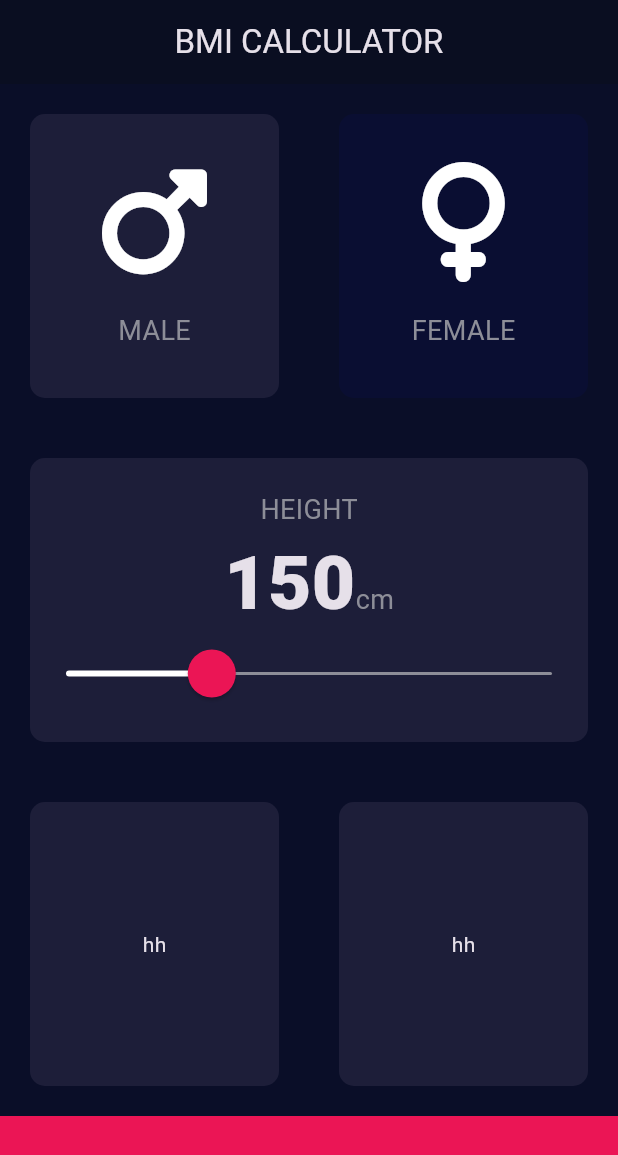
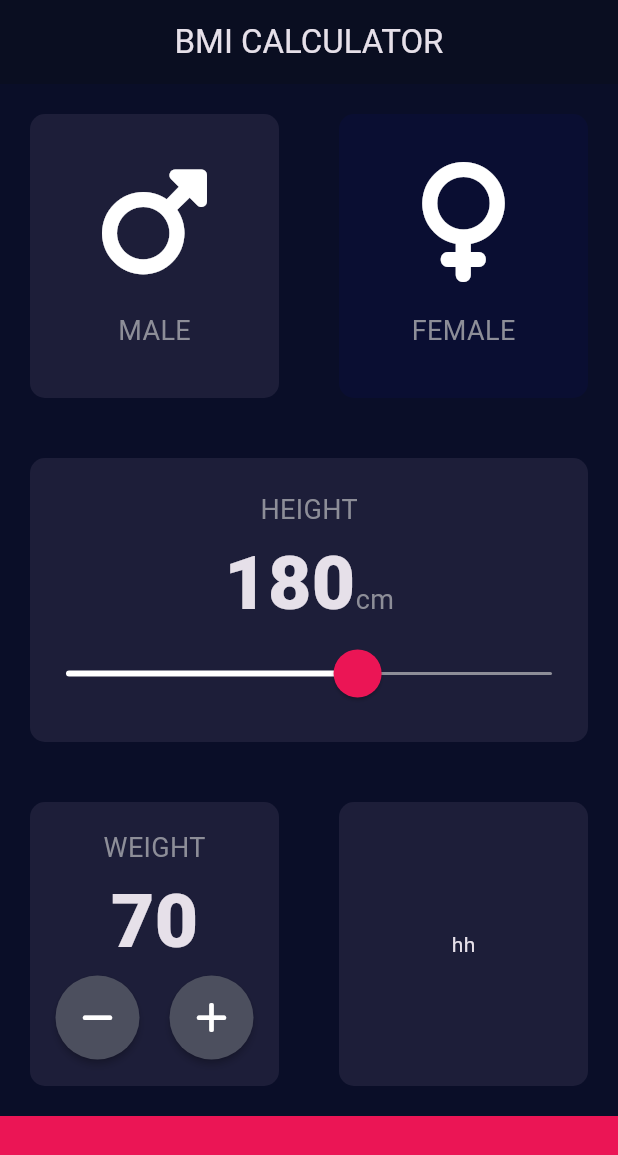
Before and after one commit to ZakariaNasri/bmi_calcucator, a Flutter app: the screen it shows after launch, on a phone screen of 412 x 824 dp. Shown: the top 1155 px of the screen. Run offline on Flutter 3.47's test engine with Material 3 defaults, Android fonts, the phone set to English and light mode, and no system bars; our stand-ins replace font_awesome_flutter; missing offline and left inert: dart:ffi.

Commit message:
Adding the WEIGHT card

```diff
--- a/lib/input_page.dart
+++ b/lib/input_page.dart
@@ -1,3 +1,5 @@
+import 'dart:ffi';
+
 import 'package:flutter/material.dart';
 import 'package:font_awesome_flutter/font_awesome_flutter.dart';
 import 'icon_content.dart';
@@ -6,7 +8,8 @@ import 'constants.dart';
 
 enum GenderTypes { male, female }
 
-int height = 150;
+int height = 180;
+int weight = 70;
 
 class InputPage extends StatefulWidget {
   const InputPage({super.key});
@@ -124,7 +127,43 @@ class _InputPageState extends State<InputPage> {
                 Expanded(
                   child: MyCard(
                     bgColor: kActiveCardBG,
-                    childWidget: Text('hh'),
+                    childWidget: Column(
+                      mainAxisAlignment: MainAxisAlignment.center,
+                      children: [
+                        Text(
+                          'WEIGHT',
+                          style: kLabelTextStyle,
+                        ),
+                        Text(
+                          weight.toString(),
+                          style: kValueTextStyle,
+                        ),
+                        Row(
+                          mainAxisAlignment: MainAxisAlignment.center,
+                          children: [
+                            RoundIconButton(
+                              icon: FontAwesomeIcons.minus,
+                              onPressed: () {
+                                setState(() {
+                                  weight--;
+                                });
+                              },
+                            ),
+                            SizedBox(
+                              width: 20,
+                            ),
+                            RoundIconButton(
+                              icon: FontAwesomeIcons.plus,
+                              onPressed: () {
+                                setState(() {
+                                  weight++;
+                                });
+                              },
+                            ),
+                          ],
+                        ),
+                      ],
+                    ),
                   ),
                 ),
                 Expanded(
@@ -146,3 +185,19 @@ class _InputPageState extends State<InputPage> {
     );
   }
 }
+
+class RoundIconButton extends StatelessWidget {
+  RoundIconButton({required this.icon, required this.onPressed});
+  final IconData icon;
+  final onPressed;
+  @override
+  Widget build(BuildContext context) {
+    return RawMaterialButton(
+      onPressed: onPressed,
+      shape: CircleBorder(),
+      constraints: BoxConstraints.tightFor(width: 56, height: 56),
+      fillColor: Color(0xFF4C4F5E),
+      child: Icon(icon),
+    );
+  }
+}
```
